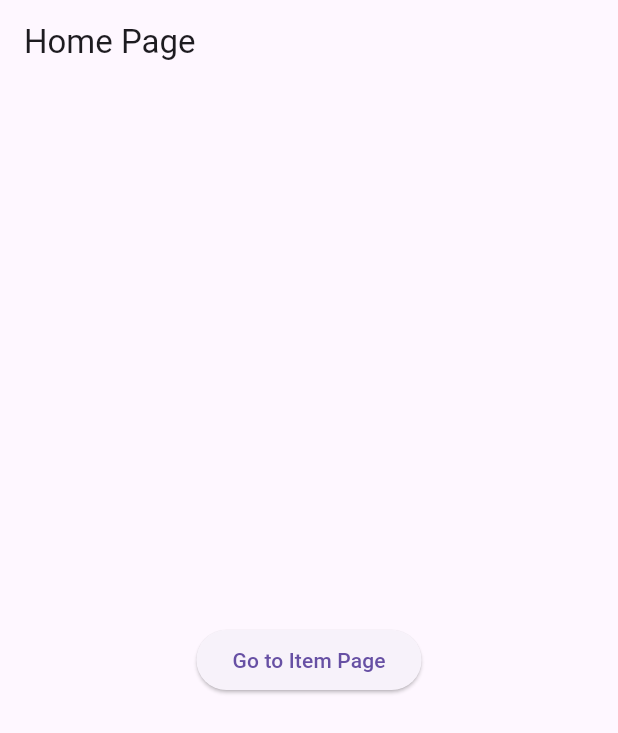
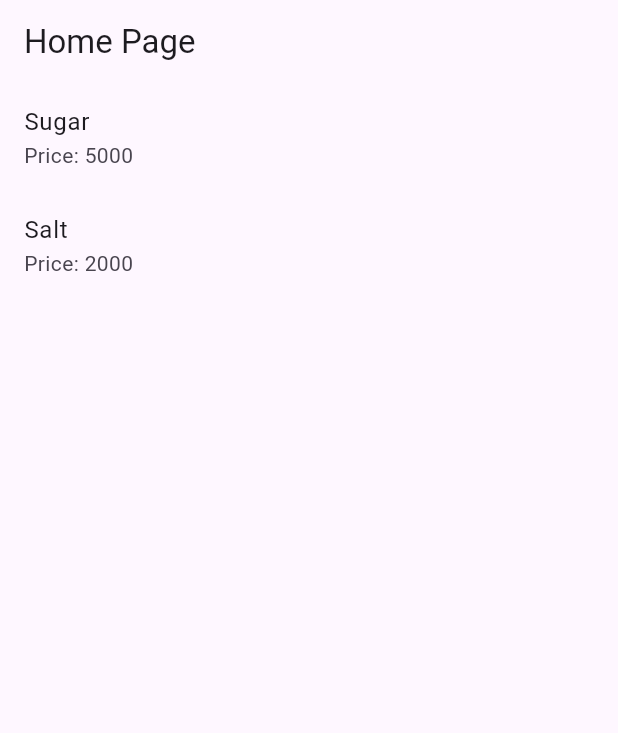
Before and after one commit to deanissa/belanja, a Flutter app: the screen it shows after launch, on a phone screen of 412 x 824 dp. Shown: the top 733 px of the screen. Run offline on Flutter 3.47's test engine with Material 3 defaults, Android fonts, the phone set to English and light mode, and no system bars.

Commit message:
menambah item dan list item

```diff
--- a/lib/main.dart
+++ b/lib/main.dart
@@ -16,8 +16,8 @@ class MyApp extends StatelessWidget {
       theme: ThemeData(primarySwatch: Colors.blue),
       initialRoute: '/',
       routes: {
-        '/': (context) => const HomePage(),
-        '/item': (context) => const ItemPage(),
+        '/': (context) => HomePage(),
+        '/item': (context) => ItemPage(),
       },
     );
   }
--- /dev/null
+++ b/lib/models/item.dart
@@ -0,0 +1,6 @@
+class Item {
+  String name;
+  int price;
+
+ Item({required this.name, required this.price});
+}
--- a/lib/pages/home_page.dart
+++ b/lib/pages/home_page.dart
@@ -1,20 +1,37 @@
 import 'package:flutter/material.dart';
+import '../models/item.dart';
 
 class HomePage extends StatelessWidget {
-  const HomePage({super.key});
+  final List<Item> items = [
+    Item(name: 'Sugar', price: 5000),
+    Item(name: 'Salt', price: 2000),
+  ];
+
+  HomePage({super.key});
 
   @override
   Widget build(BuildContext context) {
     return Scaffold(
-      appBar: AppBar(title: const Text("Home Page")),
-      body: Center(
-        child: ElevatedButton(
-          onPressed: () {
-            // Navigasi ke ItemPage
-            Navigator.pushNamed(context, '/item');
-          },
-          child: const Text("Go to Item Page"),
-        ),
+      appBar: AppBar(
+        title: const Text("Home Page"),
+      ),
+      body: ListView.builder(
+        itemCount: items.length,
+        itemBuilder: (context, index) {
+          final item = items[index];
+          return ListTile(
+            title: Text(item.name),
+            subtitle: Text('Price: ${item.price}'),
+            onTap: () {
+              // Navigasi ke halaman detail item
+              Navigator.pushNamed(
+                context,
+                '/item',
+                arguments: item,
+              );
+            },
+          );
+        },
       ),
     );
   }
```
Also changed, not shown: images/03.png (added), 1 other file.
